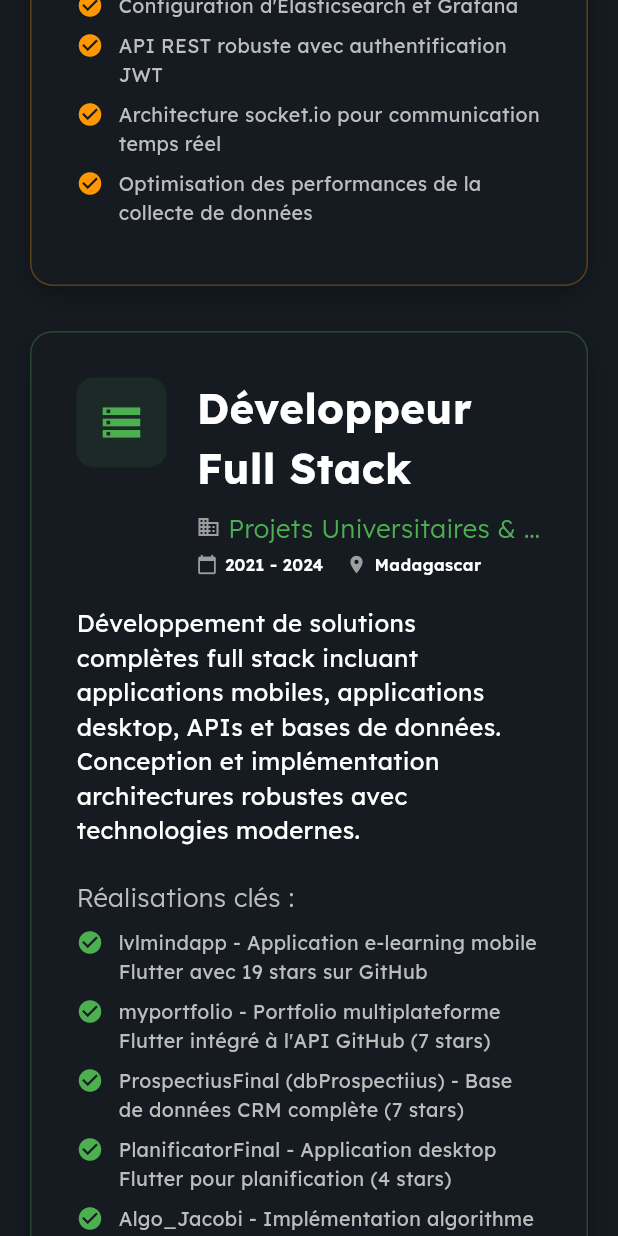
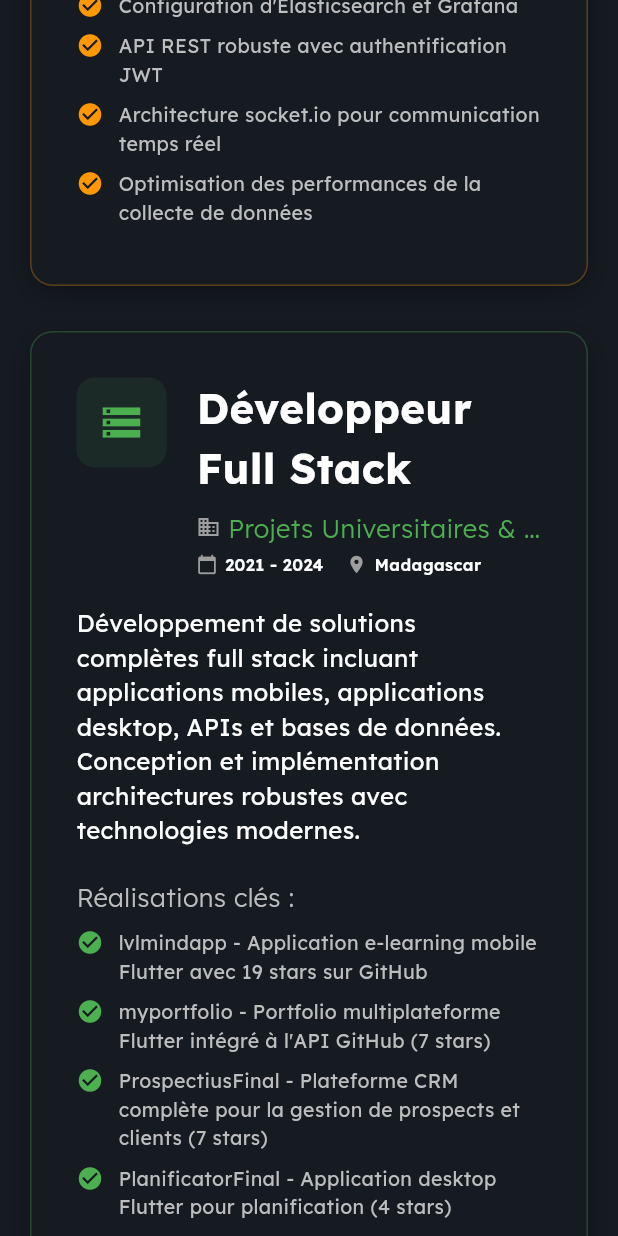
Before and after one commit to josoavj/myportfolio, a Flutter app: the screen it shows after launch, scrolled down 2880 dp, on a phone screen of 412 x 824 dp. Run offline on Flutter 3.47's test engine with Material 3 defaults, Android fonts, the phone set to English and light mode, and no system bars; our stand-ins replace fl_chart, google_fonts; network calls fail; project files that could hold a hidden picture were left out.

Commit message:
content: remplacer Algo_Jacobi par ProspectiusFinal et elasticsearchconfig

```diff
--- a/lib/constants/app_data.dart
+++ b/lib/constants/app_data.dart
@@ -59,9 +59,9 @@ class AppData {
         achievements: [
           'lvlmindapp - Application e-learning mobile Flutter avec 19 stars sur GitHub',
           'myportfolio - Portfolio multiplateforme Flutter intégré à l\'API GitHub (7 stars)',
-          'ProspectiusFinal (dbProspectiius) - Base de données CRM complète (7 stars)',
+          'ProspectiusFinal - Plateforme CRM complète pour la gestion de prospects et clients (7 stars)',
           'PlanificatorFinal - Application desktop Flutter pour planification (4 stars)',
-          'Algo_Jacobi - Implémentation algorithme avec Python et visualisation (9 stars)',
+          'elasticsearchconfig - Configuration et optimisation Elasticsearch (5 stars)',
           'elasticsearch-nodejs-server - Solution de monitoring Fortinet (15 stars)',
           'Contribution à 43 projets open source sur GitHub',
           'Participation à des TP avancés d\'algorithmique et machine learning',
@@ -285,23 +285,55 @@ class AppData {
             'Portfolio personnel multiplateforme développé en Flutter qui affiche dynamiquement les projets et les statistiques GitHub. Utilise l\'API GitHub pour récupérer les données en temps réel, offrant une présentation moderne et interactive de vos réalisations. Accessible sur tous les appareils avec une interface cohérente et professionnelle.',
       ),
       Project(
-        name: 'Algo_Jacobi',
+        name: 'ProspectiusFinal',
         description:
-            'Implémentation en Python de l\'algorithme de Jacobi pour résolution de systèmes linéaires',
-        language: 'Python',
-        stars: 9,
-        url: 'https://github.com/josoavj/Algo_Jacobi',
-        technologies: ['Python', 'NumPy', 'Matplotlib', 'Jupyter Notebook'],
+            'Plateforme CRM complète pour la gestion de prospects et clients',
+        language: 'Dart',
+        stars: 7,
+        url: 'https://github.com/josoavj/ProspectiusFinal',
+        technologies: [
+          'Flutter',
+          'Dart',
+          'Provider',
+        ],
         features: [
-          'Implémentation efficace de l\'algorithme de Jacobi',
-          'Visualisation graphique des résultats',
-          'Gestion des matrices et vecteurs',
-          'Critères de convergence configurables',
-          'Exemples et test cases complets',
-          'Documentation mathématique détaillée',
+          'Gestion complète des prospects et clients',
+          'Système de suivi et pipelines de vente',
+          'Analytics et rapports détaillés',
+          'Notifications temps réel',
+          'Architecture MVVM avec Provider',
+          'Recherche et filtrage avancés',
         ],
         detailedDescription:
-            'Implémentation complète et documentée de l\'algorithme de Jacobi en Python pour la résolution de systèmes linéaires. Utilise NumPy pour les opérations matricielles et Matplotlib pour la visualisation des résultats. Inclut des exemples d\'utilisation et des critères de convergence configurables.',
+            'ProspectiusFinal est une plateforme CRM professionnelle développée en Flutter pour la gestion complète des prospects et clients. Utilise Firebase et Firestore pour le stockage des données en temps réel. Offre des outils de suivi, d\'analyse et de gestion des pipelines de vente avec une interface intuitive et multiplateforme.',
+      ),
+      Project(
+        name: 'elasticsearchconfig',
+        description:
+            'Configuration et optimisation avancée d\'Elasticsearch pour la recherche et l\'analyse de données',
+        language: 'Bash',
+        stars: 5,
+        url: 'https://github.com/josoavj/elasticsearchconfig',
+        technologies: [
+          'Elasticsearch',
+          'Bash',
+          'Docker',
+          'Kibana',
+          'Filebeat',
+          'Linux'
+        ],
+        features: [
+          'Scripts de configuration Elasticsearch optimisés',
+          'Gestion des indices et mappings',
+          'Configuration Filebeat automatisée',
+          'Pipelines de traitement de données',
+          'Monitoring avec Kibana',
+          'Backup et restore procedures',
+          'Performance tuning et scaling',
+          'Documentation et exemples complets',
+        ],
+        detailedDescription:
+            'Dépôt de configuration et d\'optimisation pour Elasticsearch. Inclut des scripts bash réutilisables pour l\'installation, la configuration et la gestion des clusters Elasticsearch. Couvre les aspects de monitoring avec Kibana, l\'intégration de Filebeat et les meilleures pratiques de performance.',
       ),
     ];
   }
```
